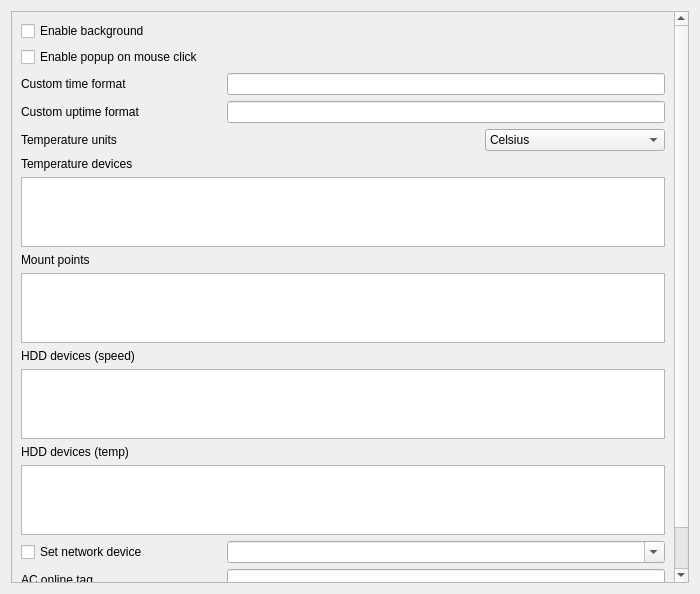
Before: the Qt Designer form sources/awesome-widget/advanced.ui in arcan1s/awesome-widgets, drawn with Qt 5.
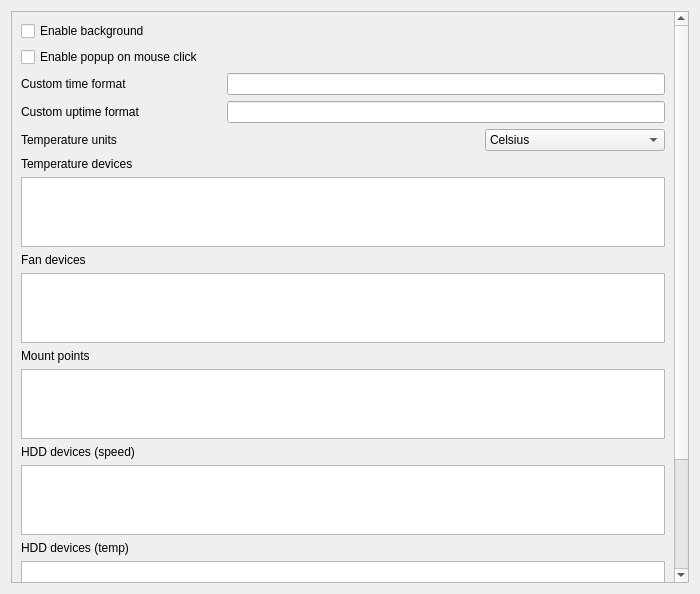
After: the same form once the commit is applied.

The edit to the form file:
```diff
--- a/sources/awesome-widget/advanced.ui
+++ b/sources/awesome-widget/advanced.ui
@@ -43,7 +43,7 @@
         <x>0</x>
         <y>0</y>
         <width>677</width>
-        <height>590</height>
+        <height>677</height>
        </rect>
       </property>
       <layout class="QVBoxLayout" name="verticalLayout_8">
@@ -234,6 +234,30 @@
          </item>
         </layout>
        </item>
+       <item>
+        <layout class="QVBoxLayout" name="layout_fanDevice">
+         <item>
+          <widget class="QLabel" name="label_fanDevice">
+           <property name="minimumSize">
+            <size>
+             <width>200</width>
+             <height>0</height>
+            </size>
+           </property>
+           <property name="text">
+            <string>Fan devices</string>
+           </property>
+          </widget>
+         </item>
+         <item>
+          <widget class="QListWidget" name="listWidget_fanDevice">
+           <property name="toolTip">
+            <string>Editable</string>
+           </property>
+          </widget>
+         </item>
+        </layout>
+       </item>
        <item>
         <layout class="QVBoxLayout" name="layout_mount">
          <item>
```
